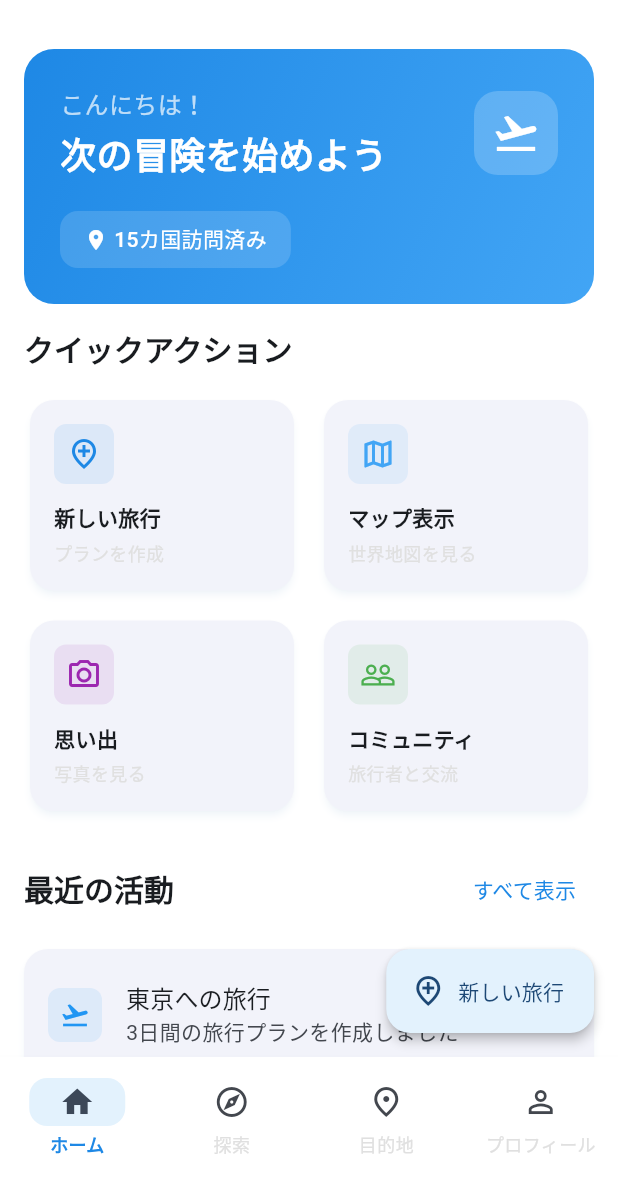
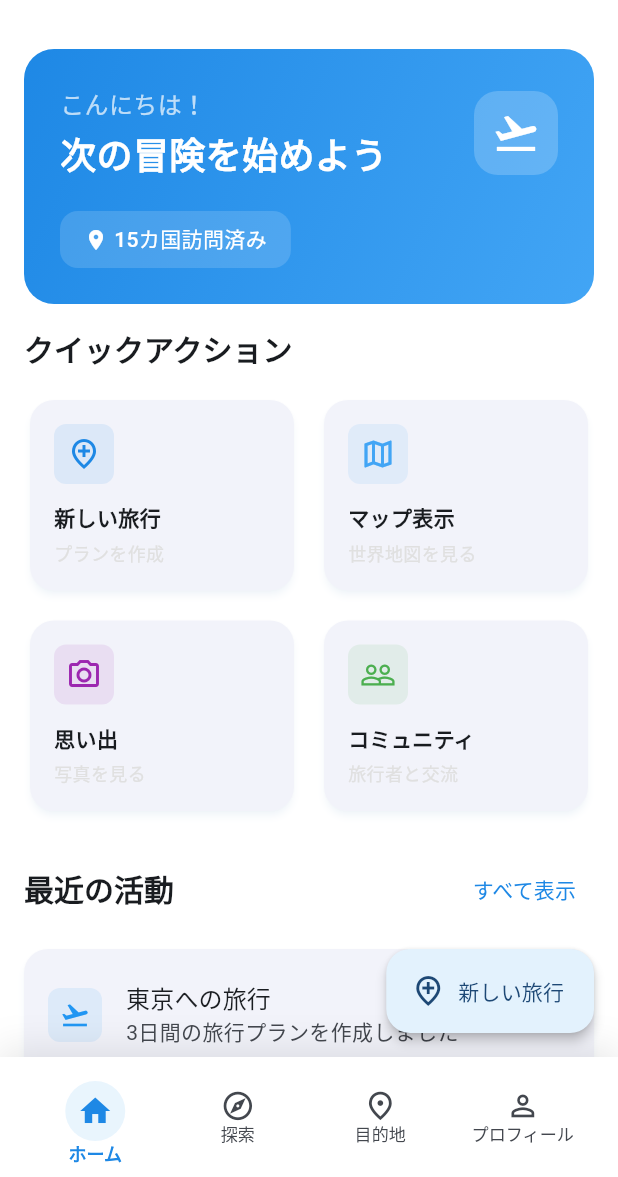
Before and after one commit to bull-012/world-travel, a Flutter app: the screen it shows after launch, on a phone screen of 412 x 824 dp, the part 59-1236 px from its top. Run offline on Flutter 3.47's test engine with Material 3 defaults, Android fonts, the phone set to English and light mode, and no system bars; drawn by our look-alikes of flutter_animate; our stand-ins replace firebase_auth, firebase_remote_config, flutter_hooks, formz, go_router, hooks_riverpod and 4 more; accounts and stored records are empty; generated files the repository leaves out were written again.

```diff
--- a/lib/pages/main_scaffold.dart
+++ b/lib/pages/main_scaffold.dart
@@ -62,6 +62,90 @@ class _MainScaffoldViewState extends State<MainScaffoldView>
         _fabAnimationController.reverse();
       });
     }
+  }
+
+  Widget _buildNavItem(
+    BuildContext context,
+    int index,
+    IconData outlinedIcon,
+    IconData filledIcon,
+    String label,
+  ) {
+    final theme = Theme.of(context);
+    final isSelected = _selectedIndex == index;
+
+    return Expanded(
+      child: GestureDetector(
+        onTap: () => _onItemTapped(index),
+        child: Container(
+          padding: const EdgeInsets.symmetric(vertical: 8),
+          child: Column(
+            mainAxisSize: MainAxisSize.min,
+            children: [
+              // アイコンとインジケーター
+              Stack(
+                alignment: Alignment.center,
+                children: [
+                  // 背景インジケーター
+                  AnimatedContainer(
+                    duration: const Duration(milliseconds: 300),
+                    curve: Curves.easeOutCubic,
+                    width: isSelected ? 40 : 0,
+                    height: isSelected ? 40 : 0,
+                    decoration: BoxDecoration(
+                      color: theme.colorScheme.primaryContainer
+                          .withValues(alpha: 0.8),
+                      borderRadius: BorderRadius.circular(20),
+                    ),
+                  ),
+                  // アイコン
+                  AnimatedSwitcher(
+                    duration: const Duration(milliseconds: 250),
+                    transitionBuilder: (child, animation) {
+                      return ScaleTransition(
+                        scale: animation,
+                        child: child,
+                      );
+                    },
+                    child: Icon(
+                      isSelected ? filledIcon : outlinedIcon,
+                      key: ValueKey(
+                        '${isSelected ? 'filled' : 'outlined'}_$index',
+                      ),
+                      color: isSelected
+                          ? theme.colorScheme.primary
+                          : theme.colorScheme.onSurfaceVariant,
+                      size: 24,
+                    ),
+                  ),
+                ],
+              ),
+              const SizedBox(height: 4),
+              // ラベル
+              AnimatedDefaultTextStyle(
+                duration: const Duration(milliseconds: 200),
+                style: TextStyle(
+                  fontSize: 12,
+                  fontWeight: isSelected ? FontWeight.w600 : FontWeight.w500,
+                  color: isSelected
+                      ? theme.colorScheme.primary
+                      : theme.colorScheme.onSurfaceVariant,
+                  height: 1,
+                ),
+                child: Text(label),
+              ),
+            ],
+          ),
+        ),
+      ).animate(
+        target: isSelected ? 1 : 0,
+      ).scale(
+        begin: const Offset(0.95, 0.95),
+        end: const Offset(1, 1),
+        duration: const Duration(milliseconds: 200),
+        curve: Curves.easeOut,
+      ),
+    );
   }
 
   Widget _buildFAB() {
@@ -139,32 +223,56 @@ class _MainScaffoldViewState extends State<MainScaffoldView>
           SamplePage(args: SamplePageArgs(title: 'プロフィール')),
         ],
       ),
-      bottomNavigationBar: NavigationBar(
-        selectedIndex: _selectedIndex,
-        onDestinationSelected: _onItemTapped,
-        animationDuration: const Duration(milliseconds: 500),
-        destinations: [
-          NavigationDestination(
-            icon: const Icon(Icons.home_outlined),
-            selectedIcon: const Icon(Icons.home),
-            label: 'ホーム',
+      bottomNavigationBar: Container(
+        decoration: BoxDecoration(
+          color: theme.colorScheme.surface,
+          boxShadow: [
+            BoxShadow(
+              color: theme.colorScheme.shadow.withValues(alpha: 0.1),
+              blurRadius: 20,
+              offset: const Offset(0, -5),
+                ),
+          ],
+        ),
+        child: SafeArea(
+          child: Container(
+            height: 80,
+            padding: const EdgeInsets.symmetric(horizontal: 16, vertical: 8),
+            child: Row(
+              mainAxisAlignment: MainAxisAlignment.spaceAround,
+              children: [
+                _buildNavItem(
+                  context,
+                  0,
+                  Icons.home_outlined,
+                  Icons.home,
+                  'ホーム',
+                ),
+                _buildNavItem(
+                  context,
+                  1,
+                  Icons.explore_outlined,
+                  Icons.explore,
+                  '探索',
+                ),
+                _buildNavItem(
+                  context,
+                  2,
+                  Icons.place_outlined,
+                  Icons.place,
+                  '目的地',
+                ),
+                _buildNavItem(
+                  context,
+                  3,
+                  Icons.person_outline,
+                  Icons.person,
+                  'プロフィール',
+                ),
+              ],
+            ),
           ),
-          NavigationDestination(
-            icon: const Icon(Icons.explore_outlined),
-            selectedIcon: const Icon(Icons.explore),
-            label: '探索',
-          ),
-          NavigationDestination(
-            icon: const Icon(Icons.place_outlined),
-            selectedIcon: const Icon(Icons.place),
-            label: '目的地',
-          ),
-          NavigationDestination(
-            icon: const Icon(Icons.person_outline),
-            selectedIcon: const Icon(Icons.person),
-            label: 'プロフィール',
-          ),
-        ],
+        ),
       ).animate().slideY(
         begin: 1,
         duration: const Duration(milliseconds: 800),
```
